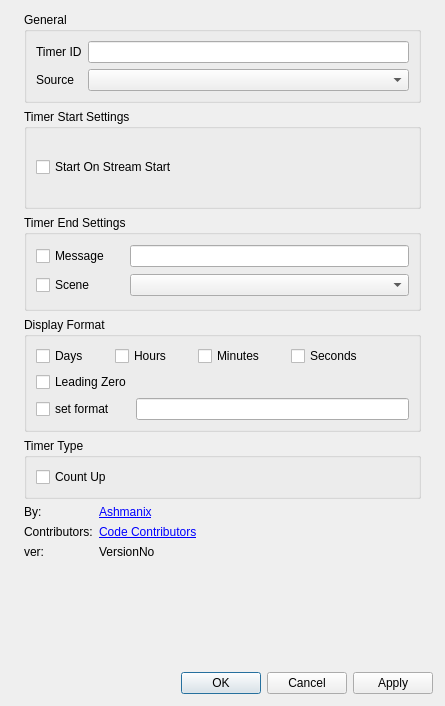
Qt form src/ui/SettingsDialog.ui (ashmanix/obs-plugin-countdown) before a commit.
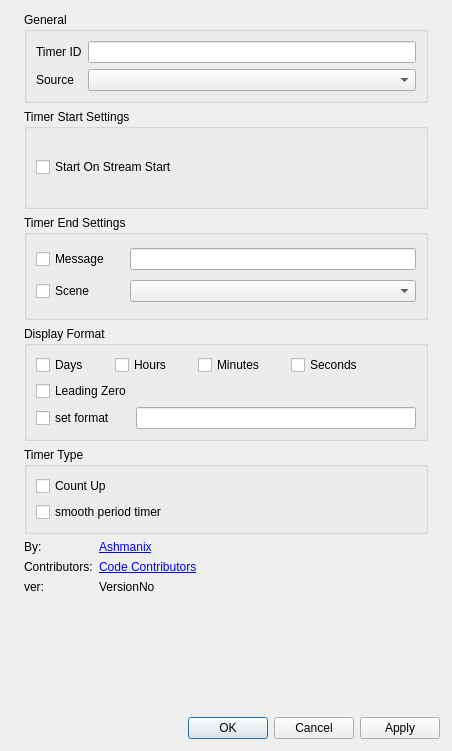
The same form after that commit.

Commit message: Added smooth increment option for counting

Patch:
```diff
--- a/src/ui/SettingsDialog.ui
+++ b/src/ui/SettingsDialog.ui
@@ -6,8 +6,8 @@
    <rect>
     <x>0</x>
     <y>0</y>
-    <width>445</width>
-    <height>706</height>
+    <width>452</width>
+    <height>751</height>
    </rect>
   </property>
   <property name="windowTitle">
@@ -63,8 +63,8 @@
           <rect>
            <x>0</x>
            <y>0</y>
-           <width>421</width>
-           <height>640</height>
+           <width>428</width>
+           <height>685</height>
           </rect>
          </property>
          <layout class="QVBoxLayout" name="verticalLayout_4">
@@ -505,6 +505,33 @@
                </item>
               </layout>
              </item>
+             <item>
+              <layout class="QHBoxLayout" name="horizontalLayout_4">
+               <property name="topMargin">
+                <number>0</number>
+               </property>
+               <item>
+                <widget class="QCheckBox" name="smoothPeriodTimerCheckBox">
+                 <property name="text">
+                  <string>smooth period timer</string>
+                 </property>
+                </widget>
+               </item>
+               <item>
+                <spacer name="horizontalSpacer_2">
+                 <property name="orientation">
+                  <enum>Qt::Horizontal</enum>
+                 </property>
+                 <property name="sizeHint" stdset="0">
+                  <size>
+                   <width>40</width>
+                   <height>20</height>
+                  </size>
+                 </property>
+                </spacer>
+               </item>
+              </layout>
+             </item>
             </layout>
            </widget>
           </item>
```
The commit also changes 8 other files.
